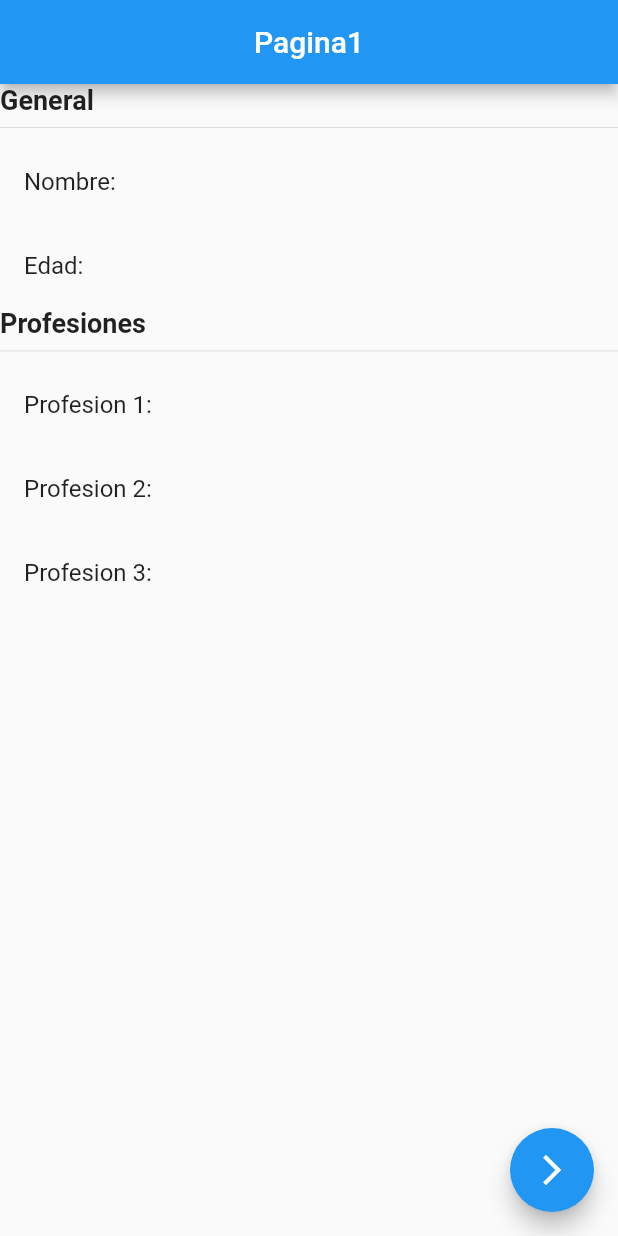
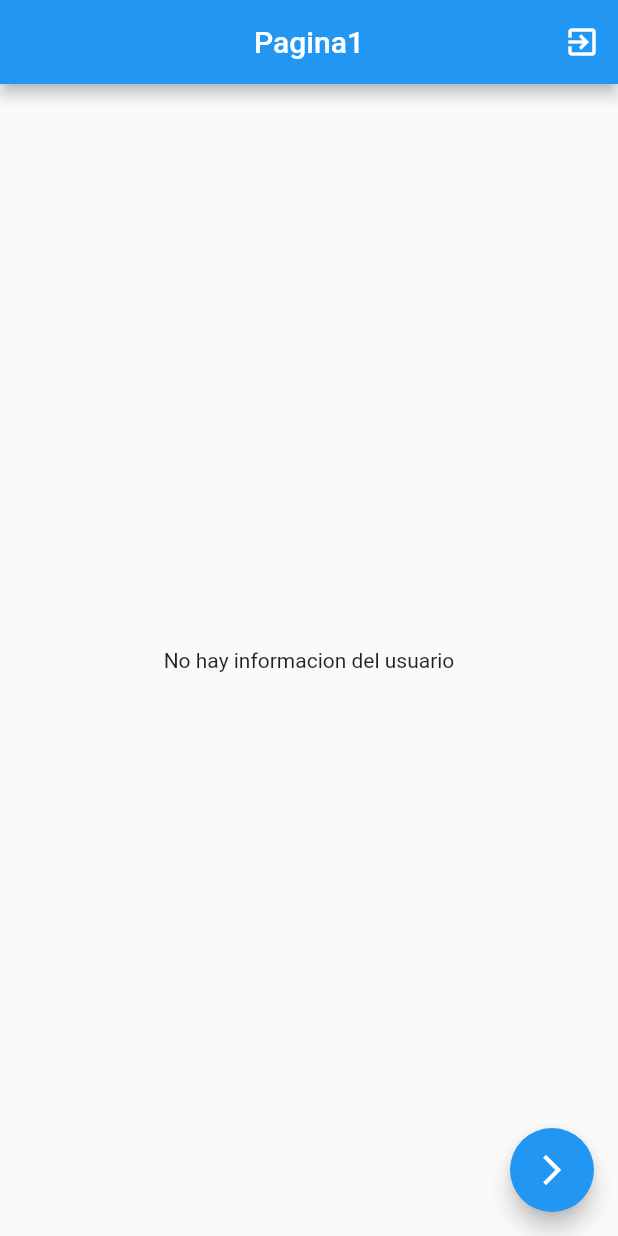
Before and after one commit to IamWilmar/manejadores_de_estados, a Flutter app: the screen it shows after launch, on a phone screen of 412 x 824 dp. Run offline on Flutter 3.47's test engine with Material 2 defaults, Android fonts, the phone set to English and light mode, and no system bars; our stand-ins replace flutter_bloc.

Commit message:
rama cubit terminada

```diff
--- /dev/null
+++ b/lib/bloc/usuario/usuario_cubit.dart
@@ -0,0 +1,37 @@
+import 'package:meta/meta.dart';
+import 'package:estados/models/usuario.dart';
+import 'package:flutter_bloc/flutter_bloc.dart';
+part 'usuarios_state.dart';
+
+class UsuarioCubit extends Cubit<UsuarioState>{
+  UsuarioCubit() : super(UsuarioInitial());
+
+  void seleccionarUsuario(Usuario user){
+    emit( UsuarioActivo(user) );
+  }
+
+  void cambiarEdad(int edad){
+    final currentState = state;
+    if(currentState is UsuarioActivo){
+      final newUser = currentState.usuario.copyWith(edad: edad);
+      emit(UsuarioActivo(newUser));
+    }
+  }
+
+  void addProfesion(){
+    final currentState = state;
+    if(currentState is UsuarioActivo){
+      final newProfesiones = [
+        ...currentState.usuario.profesiones,
+        'Profesion ${currentState.usuario.profesiones.length+1}'
+      ];
+      final newUser = currentState.usuario.copyWith(profesiones: newProfesiones);
+      emit(UsuarioActivo(newUser));
+    }
+  }
+
+  void borrarUsuario(){
+    emit(UsuarioInitial());
+  }
+
+}
--- /dev/null
+++ b/lib/bloc/usuario/usuarios_state.dart
@@ -0,0 +1,16 @@
+part of 'usuario_cubit.dart';
+
+@immutable
+abstract class UsuarioState{
+
+}
+
+class UsuarioInitial extends UsuarioState {
+  final existeUsuario = false;
+}
+
+class UsuarioActivo extends UsuarioState {
+  final existeUsuario = true;
+  final Usuario usuario;
+  UsuarioActivo(this.usuario);
+}
--- a/lib/main.dart
+++ b/lib/main.dart
@@ -1,13 +1,19 @@
+import 'package:estados/bloc/usuario/usuario_cubit.dart';
 import 'package:estados/pages/pagina1_page.dart';
 import 'package:estados/pages/pagina2_page.dart';
 import 'package:flutter/material.dart';
+import 'package:flutter_bloc/flutter_bloc.dart';
 
 void main() => runApp(MyApp());
 
 class MyApp extends StatelessWidget {
   @override
   Widget build(BuildContext context) {
-    return MaterialApp(
+    return MultiBlocProvider(
+      providers: [
+        BlocProvider(create: (_) => new UsuarioCubit()),
+      ],
+      child: MaterialApp(
         debugShowCheckedModeBanner: false,
         title: 'Estados',
         initialRoute: 'pagina1',
@@ -15,6 +21,7 @@ class MyApp extends StatelessWidget {
           'pagina1' : (_) => Pagina1Page(),
           'pagina2' : (_) => Pagina2Page(),
         },
+      ),
     );
   }
 }
--- a/lib/models/usuario.dart
+++ b/lib/models/usuario.dart
@@ -1,11 +1,19 @@
 class Usuario {
-  String nombre;
-  int edad;
-  List<String> profesiones;
+  final String nombre;
+  final int edad;
+  final List<String> profesiones;
 
   Usuario({
     this.nombre,
     this.edad,
     this.profesiones,
   });
+
+  Usuario copyWith({String nombre, int edad, List<String> profesiones}) {
+    return Usuario(
+      nombre: nombre ?? this.nombre,
+      edad: edad ?? this.edad,
+      profesiones: profesiones ?? this.profesiones,
+    );
+  }
 }
--- a/lib/pages/pagina1_page.dart
+++ b/lib/pages/pagina1_page.dart
@@ -1,4 +1,7 @@
+import 'package:estados/bloc/usuario/usuario_cubit.dart';
+import 'package:estados/models/usuario.dart';
 import 'package:flutter/material.dart';
+import 'package:flutter_bloc/flutter_bloc.dart';
 
 class Pagina1Page extends StatelessWidget {
   @override
@@ -7,8 +10,17 @@ class Pagina1Page extends StatelessWidget {
       appBar: AppBar(
         title: Text('Pagina1'),
         centerTitle: true,
+        actions: [
+          IconButton(
+            icon: Icon(Icons.exit_to_app),
+            onPressed: () {
+              final bloc =BlocProvider.of<UsuarioCubit>(context, listen: false);
+              bloc.borrarUsuario();
+            },
+          ),
+        ],
       ),
-      body: InformacionUsuario(),
+      body: BodyScaffold(),
       floatingActionButton: FloatingActionButton(
         child: Icon(Icons.arrow_forward_ios_outlined),
         onPressed: () {
@@ -19,7 +31,44 @@ class Pagina1Page extends StatelessWidget {
   }
 }
 
+class BodyScaffold extends StatelessWidget {
+  const BodyScaffold({
+    Key key,
+  }) : super(key: key);
+
+  @override
+  Widget build(BuildContext context) {
+    return BlocBuilder<UsuarioCubit, UsuarioState>(
+      builder: (_, state) {
+        print(state);
+
+        switch (state.runtimeType) {
+          case UsuarioInitial:
+            return Center(child: Text('No hay informacion del usuario'));
+            break;
+
+          case UsuarioActivo:
+            return InformacionUsuario(user: (state as UsuarioActivo).usuario);
+            break;
+
+          default:
+            return Center(child: Text('No hay informacion del usuario'));
+        }
+
+        //   if (state is UsuarioInitial) {
+        //     return Center(child: Text('No hay información del usuario'));
+        //   } else  if(state is UsuarioActivo){
+        //     return InformacionUsuario(user: state.usuario);
+        //   }
+        //   return Center(child: Text('No hay información del usuario'));
+      },
+    );
+  }
+}
+
 class InformacionUsuario extends StatelessWidget {
+  final Usuario user;
+  const InformacionUsuario({Key key, this.user}) : super(key: key);
   @override
   Widget build(BuildContext context) {
     return Container(
@@ -33,16 +82,16 @@ class InformacionUsuario extends StatelessWidget {
             style: TextStyle(fontSize: 18, fontWeight: FontWeight.bold),
           ),
           Divider(),
-          ListTile(title: Text('Nombre:')),
-          ListTile(title: Text('Edad:')),
+          ListTile(title: Text('Nombre: ${user.nombre}')),
+          ListTile(title: Text('Edad: ${user.edad}')),
           Text(
             'Profesiones',
             style: TextStyle(fontSize: 18, fontWeight: FontWeight.bold),
           ),
           Divider(),
-          ListTile(title: Text('Profesion 1:')),
-          ListTile(title: Text('Profesion 2:')),
-          ListTile(title: Text('Profesion 3:')),
+          ...user.profesiones
+              .map((profesion) => ListTile(title: Text(profesion)))
+              .toList(),
         ],
       ),
     );
--- a/pubspec.yaml
+++ b/pubspec.yaml
@@ -28,6 +28,7 @@ dependencies:
   # The following adds the Cupertino Icons font to your application.
   # Use with the CupertinoIcons class for iOS style icons.
   cupertino_icons: ^1.0.2
+  flutter_bloc: ^6.1.3
 
 dev_dependencies:
   flutter_test:
```
Also changed, not shown: lib/pages/pagina2_page.dart (+22 -3 lines), pubspec.lock. Lines whose indentation alone changed are shown as unchanged.
